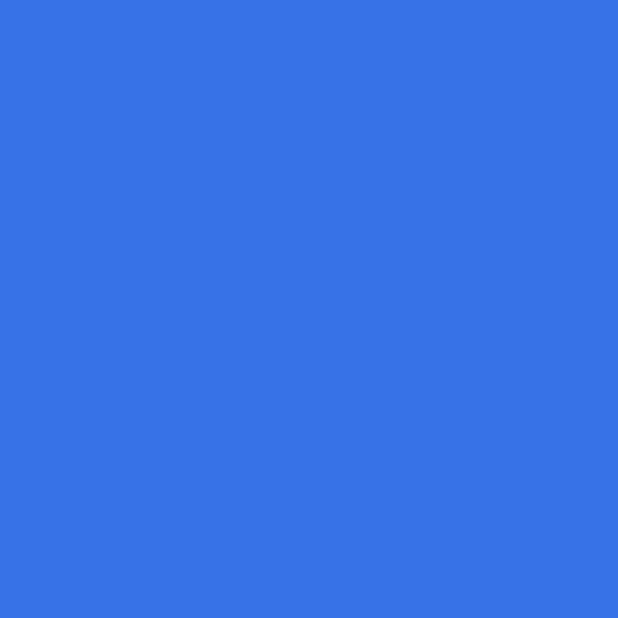
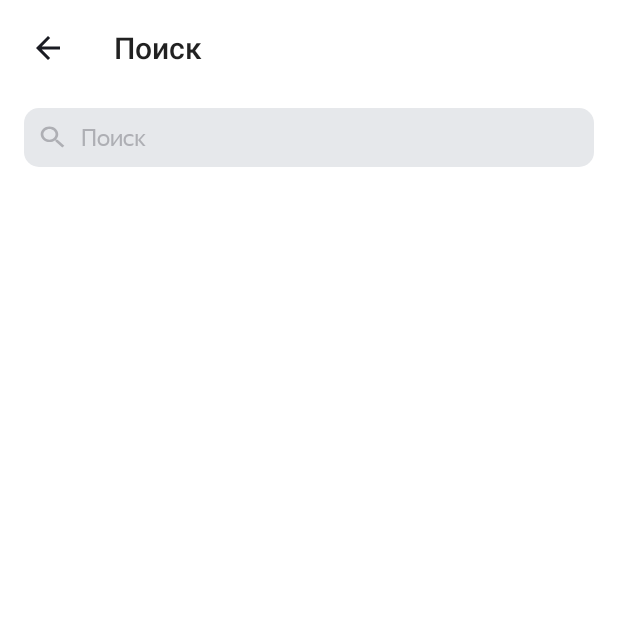
Before and after one commit to skilanet/PlaylistMaker, an Android app: the FindActivity screen opened directly, with no data from a screen before it, on a phone screen of 412 x 824 dp, the top half of it. Before the commit the part shown is empty. Run offline under Robolectric (Android 15) with nearby library versions, the phone set to English and light mode, and no system bars.

Commit message:
Домашняя работа спринт №9

```diff
--- a/app/src/main/java/com/example/playlistmaker/FindActivity.kt
+++ b/app/src/main/java/com/example/playlistmaker/FindActivity.kt
@@ -1,11 +1,69 @@
 package com.example.playlistmaker
 
+import android.annotation.SuppressLint
+import android.os.Bundle
+import android.text.Editable
+import android.text.TextWatcher
+import android.view.View
+import android.widget.EditText
+import android.widget.ImageView
 import androidx.appcompat.app.AppCompatActivity
-import android.os.Bundle
 
 class FindActivity : AppCompatActivity() {
+
+
+    private var gettedString: String = DEFAULT
+
+    @SuppressLint("MissingInflatedId")
     override fun onCreate(savedInstanceState: Bundle?) {
         super.onCreate(savedInstanceState)
         setContentView(R.layout.activity_find)
+
+        val inputText = findViewById<EditText>(R.id.find_input_text)
+        val clearText = findViewById<ImageView>(R.id.clear_button)
+
+        clearText.setOnClickListener {
+            inputText.setText("")
+        }
+
+        val textWatcher = object : TextWatcher {
+            override fun beforeTextChanged(s: CharSequence?, start: Int, count: Int, after: Int) {
+//                TODO("Not yet implemented")
+            }
+
+            override fun onTextChanged(s: CharSequence?, start: Int, before: Int, count: Int) {
+                gettedString = s.toString()
+                clearText.visibility = clearButtonVisibility(s)
+            }
+
+            override fun afterTextChanged(s: Editable?) {
+//                TODO("Not yet implemented")
+            }
+
+        }
+        inputText.addTextChangedListener(textWatcher)
+    }
+
+    private fun clearButtonVisibility(s: CharSequence?): Int {
+        return if (s.isNullOrEmpty()) {
+            View.GONE
+        } else {
+            View.VISIBLE
+        }
+    }
+
+    override fun onSaveInstanceState(outState: Bundle) {
+        super.onSaveInstanceState(outState)
+        outState.putString(KEY, gettedString)
+    }
+
+    override fun onRestoreInstanceState(savedInstanceState: Bundle) {
+        super.onRestoreInstanceState(savedInstanceState)
+        gettedString = savedInstanceState.getString(KEY, DEFAULT)
+    }
+
+    companion object {
+        const val KEY = "ADD KEY"
+        const val DEFAULT = "DEFAULT"
     }
 }
--- /dev/null
+++ b/app/src/main/res/drawable-night/clear.xml
@@ -0,0 +1,9 @@
+<vector xmlns:android="http://schemas.android.com/apk/res/android"
+    android:width="24dp"
+    android:height="24dp"
+    android:viewportWidth="960"
+    android:viewportHeight="960">
+  <path
+      android:fillColor="@color/yp_black"
+      android:pathData="m256,760 l-56,-56 224,-224 -224,-224 56,-56 224,224 224,-224 56,56 -224,224 224,224 -56,56 -224,-224 -224,224Z"/>
+</vector>
--- /dev/null
+++ b/app/src/main/res/drawable-night/search_icon.xml
@@ -0,0 +1,9 @@
+<vector xmlns:android="http://schemas.android.com/apk/res/android"
+    android:width="18dp"
+    android:height="16dp"
+    android:viewportWidth="18"
+    android:viewportHeight="16">
+  <path
+      android:pathData="M12.381,9.805H11.67L11.418,9.589C12.3,8.676 12.832,7.492 12.832,6.203C12.832,3.329 10.211,1 6.978,1C3.746,1 1.125,3.329 1.125,6.203C1.125,9.077 3.746,11.406 6.978,11.406C8.428,11.406 9.761,10.934 10.788,10.149L11.031,10.373V11.006L15.533,15L16.875,13.807L12.381,9.805ZM6.978,9.805C4.736,9.805 2.926,8.196 2.926,6.203C2.926,4.21 4.736,2.601 6.978,2.601C9.221,2.601 11.031,4.21 11.031,6.203C11.031,8.196 9.221,9.805 6.978,9.805Z"
+      android:fillColor="@color/yp_black" />
+</vector>
--- /dev/null
+++ b/app/src/main/res/drawable/button_back_night.xml
@@ -0,0 +1,13 @@
+<vector xmlns:android="http://schemas.android.com/apk/res/android"
+    android:width="24dp"
+    android:height="24dp"
+    android:viewportWidth="24"
+    android:viewportHeight="24">
+  <group>
+    <clip-path
+        android:pathData="M0,0h24v24h-24z"/>
+    <path
+        android:pathData="M20,11H7.83L13.42,5.41L12,4L4,12L12,20L13.41,18.59L7.83,13H20V11Z"
+        android:fillColor="@color/white"/>
+  </group>
+</vector>
--- /dev/null
+++ b/app/src/main/res/drawable/clear.xml
@@ -0,0 +1,9 @@
+<vector xmlns:android="http://schemas.android.com/apk/res/android"
+    android:width="24dp"
+    android:height="24dp"
+    android:viewportWidth="960"
+    android:viewportHeight="960">
+  <path
+      android:fillColor="@color/find_color"
+      android:pathData="m256,760 l-56,-56 224,-224 -224,-224 56,-56 224,224 224,-224 56,56 -224,224 224,224 -56,56 -224,-224 -224,224Z"/>
+</vector>
--- /dev/null
+++ b/app/src/main/res/drawable/find_custom.xml
@@ -0,0 +1,10 @@
+<?xml version="1.0" encoding="utf-8"?>
+<shape xmlns:android="http://schemas.android.com/apk/res/android"
+    android:shape="rectangle">
+    <solid android:color="@color/find_background"/>
+    <corners
+        android:bottomRightRadius="10dp"
+        android:bottomLeftRadius="10dp"
+        android:topLeftRadius="10dp"
+        android:topRightRadius="10dp"/>
+</shape>
--- /dev/null
+++ b/app/src/main/res/drawable/search_icon.xml
@@ -0,0 +1,9 @@
+<vector xmlns:android="http://schemas.android.com/apk/res/android"
+    android:width="18dp"
+    android:height="16dp"
+    android:viewportWidth="18"
+    android:viewportHeight="16">
+  <path
+      android:pathData="M12.381,9.805H11.67L11.418,9.589C12.3,8.676 12.832,7.492 12.832,6.203C12.832,3.329 10.211,1 6.978,1C3.746,1 1.125,3.329 1.125,6.203C1.125,9.077 3.746,11.406 6.978,11.406C8.428,11.406 9.761,10.934 10.788,10.149L11.031,10.373V11.006L15.533,15L16.875,13.807L12.381,9.805ZM6.978,9.805C4.736,9.805 2.926,8.196 2.926,6.203C2.926,4.21 4.736,2.601 6.978,2.601C9.221,2.601 11.031,4.21 11.031,6.203C11.031,8.196 9.221,9.805 6.978,9.805Z"
+      android:fillColor="@color/find_color" />
+</vector>
--- a/app/src/main/res/layout/activity_find.xml
+++ b/app/src/main/res/layout/activity_find.xml
@@ -1,8 +1,48 @@
 <?xml version="1.0" encoding="utf-8"?>
-<androidx.constraintlayout.widget.ConstraintLayout xmlns:android="http://schemas.android.com/apk/res/android"
-    xmlns:tools="http://schemas.android.com/tools"
+<LinearLayout xmlns:android="http://schemas.android.com/apk/res/android"
+    android:id="@+id/find_layout"
     android:layout_width="match_parent"
     android:layout_height="match_parent"
-    tools:context=".FindActivity">
+    android:orientation="vertical">
 
-</androidx.constraintlayout.widget.ConstraintLayout>
+    <Toolbar
+        android:id="@+id/find_toolbar"
+        style="@style/toolbar"
+        android:title="@string/toolbar_find_title" />
+
+    <FrameLayout
+        android:layout_width="match_parent"
+        android:layout_height="wrap_content"
+        android:orientation="horizontal"
+        android:paddingVertical="8dp">
+
+        <EditText
+            style="@style/find_text_style"
+            android:id="@+id/find_input_text"
+            android:layout_width="match_parent"
+            android:layout_height="wrap_content"
+            android:layout_marginHorizontal="16dp"
+            android:background="@drawable/find_custom"
+            android:drawableStart="@drawable/search_icon"
+            android:drawablePadding="10dp"
+            android:hint="@string/hint_find"
+            android:textSize="16sp"
+            android:inputType="text"
+            android:fontFamily="@font/ys_display_regular"
+            android:maxLines="1"
+            android:padding="10dp"
+            android:importantForAutofill="no" />
+
+        <ImageView
+            android:id="@+id/clear_button"
+            android:layout_width="wrap_content"
+            android:layout_height="wrap_content"
+            android:layout_gravity="center_vertical|end"
+            android:layout_marginEnd="20dp"
+            android:background="@color/find_background"
+            android:src="@drawable/clear"
+            android:visibility="gone"
+            android:importantForAccessibility="no" />
+    </FrameLayout>
+
+</LinearLayout>
--- a/app/src/main/res/layout/activity_main.xml
+++ b/app/src/main/res/layout/activity_main.xml
@@ -3,11 +3,12 @@
     xmlns:app="http://schemas.android.com/apk/res-auto"
     android:layout_width="match_parent"
     android:layout_height="match_parent"
-    style="@style/Base.Theme.PlaylistMaker"
+    style="@style/activity_main_background"
     android:orientation="vertical">
 
 
     <TextView
+        style="@style/activity_main_background"
         android:layout_width="wrap_content"
         android:layout_height="wrap_content"
         android:paddingStart="16dp"
--- a/app/src/main/res/values-night/themes.xml
+++ b/app/src/main/res/values-night/themes.xml
@@ -1,14 +1,43 @@
 <resources>
-    <!-- Base application theme. -->
     <style name="Base.Theme.PlaylistMaker" parent="Theme.MaterialComponents.DayNight.NoActionBar">
-        <!-- Customize your dark theme here. -->
-        <!-- <item name="colorPrimary">@color/my_dark_primary</item> -->
         <item name="android:background">@color/yp_black</item>
+    </style>
+
+    <style name="settings_theme">
+        <item name="android:windowBackground">@color/yp_black</item>
+    </style>
+
+    <style name="activity_main_background">
+        <item name="android:windowBackground">@color/yp_black</item>
     </style>
 
     <style name="toolbar_night_style">
         <item name="android:titleTextColor">@color/white</item>
-<!--        <item name="iconTint"-->
+    </style>
+
+    <style name="setting_textview_style">
+        <item name="android:layout_width">wrap_content</item>
+        <item name="android:layout_height">wrap_content</item>
+        <item name="android:layout_gravity">center_vertical</item>
+        <item name="android:layout_marginEnd">@dimen/settings_frame_margin</item>
+        <item name="android:textColor">@color/white</item>
+        <item name="android:textSize">@dimen/settings_activity_text_size </item>
+        <item name="android:fontFamily">@font/ys_display_regular</item>
+    </style>
+
+    <style name="toolbar">
+        <item name="android:layout_width">match_parent</item>
+        <item name="android:layout_height">wrap_content</item>
+        <item name="android:layout_marginVertical">4dp</item>
+        <item name="android:layout_marginStart">4dp</item>
+        <item name="android:layout_marginEnd">52dp</item>
+        <item name="android:navigationIcon">@drawable/button_back_night</item>
+        <item name="android:fontFamily">@font/ys_display_medium</item>
+    </style>
+
+    <style name="find_text_style">
+        <item name="android:textColorHint">@color/yp_black</item>
+        <item name="android:textColor">@color/yp_black</item>
     </style>
 
 </resources>
--- a/app/src/main/res/values/colors.xml
+++ b/app/src/main/res/values/colors.xml
@@ -4,4 +4,6 @@
     <color name="white">#FFFFFFFF</color>
     <color name="yp_black">#1A1B22</color>
     <color name="yp_blue">#3772E7</color>
+    <color name="find_color">#AEAFB4</color>
+    <color name="find_background">#E6E8EB</color>
 </resources>
--- a/app/src/main/res/values/strings.xml
+++ b/app/src/main/res/values/strings.xml
@@ -12,4 +12,6 @@
     <string name="settings_email_title">Сообщение разработчикам и разработчицам приложения Playlist Maker</string>
     <string name="settings_email_text">Спасибо разработчикам и разработчицам за крутое приложение!</string>
     <string name="settings_user_agreement_url">https://yandex.ru/legal/practicum_offer/</string>
+    <string name="toolbar_find_title">Поиск</string>
+    <string name="hint_find">Поиск</string>
 </resources>
--- a/app/src/main/res/values/themes.xml
+++ b/app/src/main/res/values/themes.xml
@@ -1,11 +1,40 @@
 <resources>
     <!-- Base application theme. -->
     <style name="Base.Theme.PlaylistMaker" parent="Theme.MaterialComponents.DayNight.NoActionBar">
-        <!-- Customize your light theme here. -->
-        <!-- <item name="colorPrimary">@color/my_light_primary</item> -->
+        <item name="android:background">@color/white</item>
+    </style>
+
+    <style name="activity_main_background">
         <item name="android:background">@color/yp_blue</item>
     </style>
 
+    <style name="settings_theme">
+        <item name="android:windowBackground">@color/white</item>
+    </style>
+
+    <style name="setting_textview_style">
+        <item name="android:layout_width">wrap_content</item>
+        <item name="android:layout_height">wrap_content</item>
+        <item name="android:layout_gravity">center_vertical</item>
+        <item name="android:layout_marginEnd">@dimen/settings_frame_margin</item>
+        <item name="android:textColor">@color/black</item>
+        <item name="android:textSize">@dimen/settings_activity_text_size </item>
+        <item name="android:fontFamily">@font/ys_display_regular</item>
+    </style>
+
+    <style name="toolbar">
+        <item name="android:layout_width">match_parent</item>
+        <item name="android:layout_height">wrap_content</item>
+        <item name="android:layout_marginVertical">4dp</item>
+        <item name="android:layout_marginStart">4dp</item>
+        <item name="android:layout_marginEnd">52dp</item>
+        <item name="android:navigationIcon">@drawable/button_back_light</item>
+        <item name="android:fontFamily">@font/ys_display_medium</item>
+    </style>
+
+    <style name="find_text_style">
+        <item name="android:textColorHint">@color/find_color</item>
+    </style>
 
 
 </resources>
```
Also changed, not shown: app/src/main/res/drawable/button_back_16dp.xml (deleted, +0 -7 lines), app/src/main/res/layout/activity_settings.xml (+4 -8 lines), app/src/main/res/values/styles.xml (+0 -10 lines), app/src/main/res/drawable/button_back_light.xml (renamed from app/src/main/res/drawable/button_back.xml).
